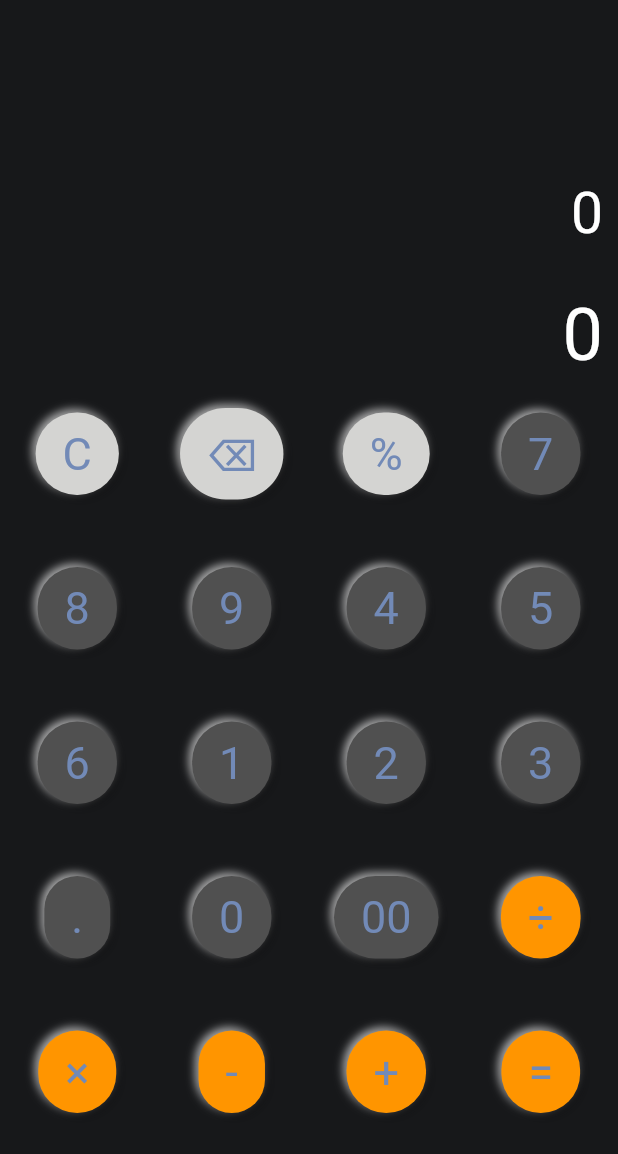
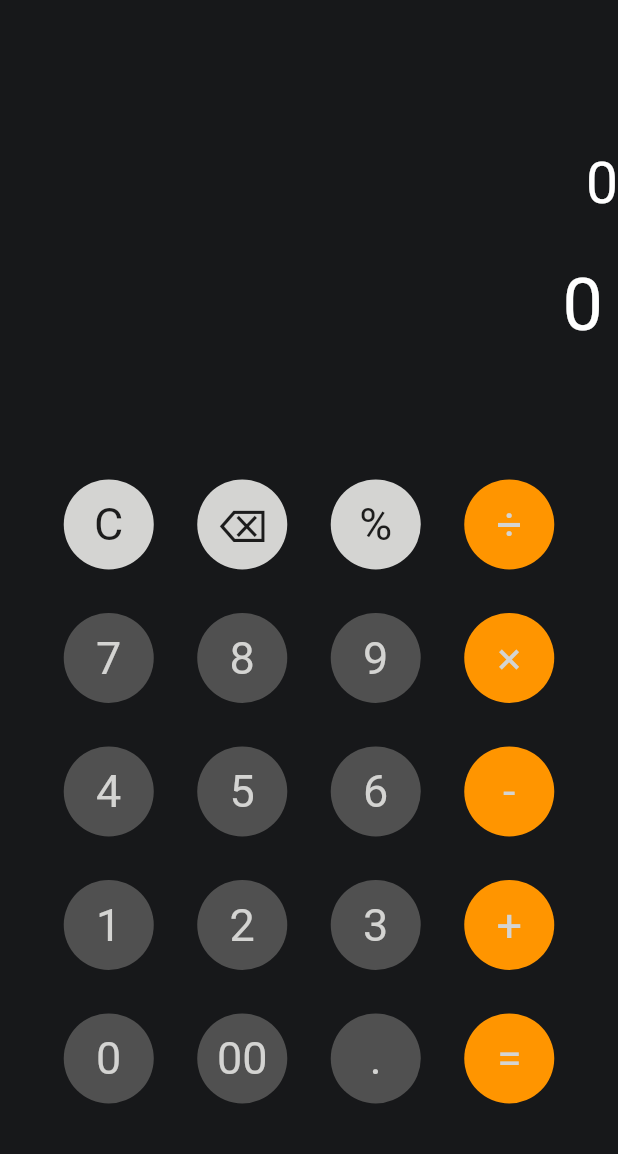
Before and after one commit to MoussaabBadla/Flutter-Calculator, a Flutter app: the screen it shows after launch, on a phone screen of 412 x 824 dp. Shown: the top 1154 px of the screen. Run offline on Flutter 3.47's test engine with Material 2 defaults, Android fonts, the phone set to English and light mode, and no system bars; drawn by our look-alikes of flutter_neumorphic; our stand-ins replace math_expressions.

Commit message:
fix colors

```diff
--- a/calculator/lib/main.dart
+++ b/calculator/lib/main.dart
@@ -73,30 +73,23 @@ class _SimpleCalculatorState extends State<SimpleCalculator> {
     });
   }
 
-  Widget buildButton(
-      String buttonText, double buttonHeight, Color buttonColor) {
-    return Padding(
-      padding: const EdgeInsets.all(2),
-      child: Container(
+  Widget buildButton(String buttonText, double buttonHeight, Color buttonColor,
+      Color textcolor) {
+    return Container(
       alignment: Alignment.center,
-        width: MediaQuery.of(context).size.height * 0.2 * buttonHeight,
-        height: MediaQuery.of(context).size.height * 0.1 * buttonHeight,
-        padding: EdgeInsets.all(8),
-        child: NeumorphicButton(
-            style: NeumorphicStyle(
-                color: buttonColor,
-                boxShape:
-                    NeumorphicBoxShape.roundRect(BorderRadius.circular(50)),
-                shape: NeumorphicShape.flat),
+      child: TextButton(
+          style: TextButton.styleFrom(
+              minimumSize: Size(62, 60),
+              backgroundColor: buttonColor,
+              shape: CircleBorder()),
           onPressed: () => buttonPressed(buttonText),
           child: Text(
             buttonText,
             style: TextStyle(
                 fontSize: 30.0,
                 fontWeight: FontWeight.normal,
-                  color: Color(0xff728AB7)),
+                color: textcolor),
           )),
-      ),
     );
   }
 
@@ -111,7 +104,6 @@ class _SimpleCalculatorState extends State<SimpleCalculator> {
           ),
           Container(
             alignment: Alignment.centerRight,
-            padding: EdgeInsets.fromLTRB(10, 20, 10, 0),
             child: Text(
               equation,
               style: TextStyle(fontSize: equationFontSize, color: Colors.white),
@@ -125,34 +117,39 @@ class _SimpleCalculatorState extends State<SimpleCalculator> {
               style: TextStyle(fontSize: resultFontSize, color: Colors.white),
             ),
           ),
+          Spacer(),
           Expanded(
+            flex: 7,
+            child: Padding(
+              padding: EdgeInsets.symmetric(horizontal: 28),
               child: GridView(
                 physics: NeverScrollableScrollPhysics(),
                 gridDelegate: SliverGridDelegateWithFixedCrossAxisCount(
                   crossAxisCount: 4,
                 ),
                 children: [
-                buildButton("C", 1, Color(0xffD4D4D2)),
-                buildButton("⌫", 1, Color(0xffD4D4D2)),
-                buildButton("%", 1, Color(0xffD4D4D2)),
-                buildButton("7", 1, Color(0xff505050)),
-                buildButton("8", 1, Color(0xff505050)),
-                buildButton("9", 1, Color(0xff505050)),
-                buildButton("4", 1, Color(0xff505050)),
-                buildButton("5", 1, Color(0xff505050)),
-                buildButton("6", 1, Color(0xff505050)),
-                buildButton("1", 1, Color(0xff505050)),
-                buildButton("2", 1, Color(0xffF505050)),
-                buildButton("3", 1, Color(0xff505050)),
-                buildButton(".", 1, Color(0xff505050)),
-                buildButton("0", 1, Color(0xff505050)),
-                buildButton("00", 1, Color(0xff505050)),
-                buildButton("÷", 1, Color(0xffFF9500)),
-                buildButton("×", 1, Color(0xffFF9500)),
-                buildButton("-", 1, Color(0xffFF9500)),
-                buildButton("+", 1, Color(0xffFF9500)),
-                buildButton("=", 1, Color(0xffFF9500)),
+                  buildButton("C", 1, Color(0xffD4D4D2), Color(0xff1C1C1C)),
+                  buildButton("⌫", 1, Color(0xffD4D4D2), Color(0xff1C1C1C)),
+                  buildButton("%", 1, Color(0xffD4D4D2), Color(0xff1C1C1C)),
+                  buildButton("÷", 1, Color(0xffFF9500), Color(0xffD4D4D2)),
+                  buildButton("7", 1, Color(0xff505050), Color(0xffD4D4D2)),
+                  buildButton("8", 1, Color(0xff505050), Color(0xffD4D4D2)),
+                  buildButton("9", 1, Color(0xff505050), Color(0xffD4D4D2)),
+                  buildButton("×", 1, Color(0xffFF9500), Color(0xffD4D4D2)),
+                  buildButton("4", 1, Color(0xff505050), Color(0xffD4D4D2)),
+                  buildButton("5", 1, Color(0xff505050), Color(0xffD4D4D2)),
+                  buildButton("6", 1, Color(0xff505050), Color(0xffD4D4D2)),
+                  buildButton("-", 1, Color(0xffFF9500), Color(0xffD4D4D2)),
+                  buildButton("1", 1, Color(0xff505050), Color(0xffD4D4D2)),
+                  buildButton("2", 1, Color(0xffF505050), Color(0xffD4D4D2)),
+                  buildButton("3", 1, Color(0xff505050), Color(0xffD4D4D2)),
+                  buildButton("+", 1, Color(0xffFF9500), Color(0xffD4D4D2)),
+                  buildButton("0", 1, Color(0xff505050), Color(0xffD4D4D2)),
+                  buildButton("00", 1, Color(0xff505050), Color(0xffD4D4D2)),
+                  buildButton(".", 1, Color(0xff505050), Color(0xffD4D4D2)),
+                  buildButton("=", 1, Color(0xffFF9500), Color(0xffD4D4D2)),
                 ],
+              ),
             ),
           ),
         ],
```
Lines whose indentation alone changed are shown as unchanged.
